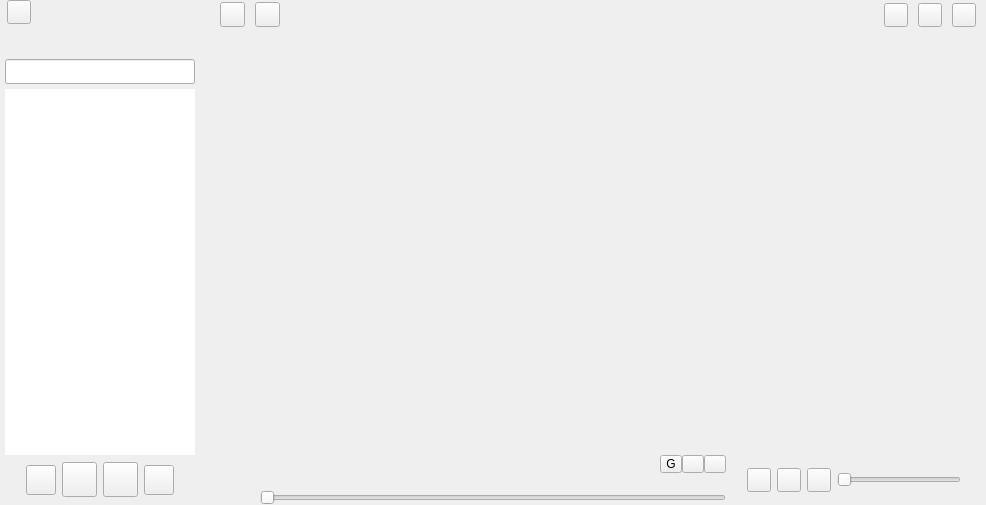
The window that src/xamp/xamp.ui (billlin0904/xamp2) describes before a commit, drawn with Qt 5.
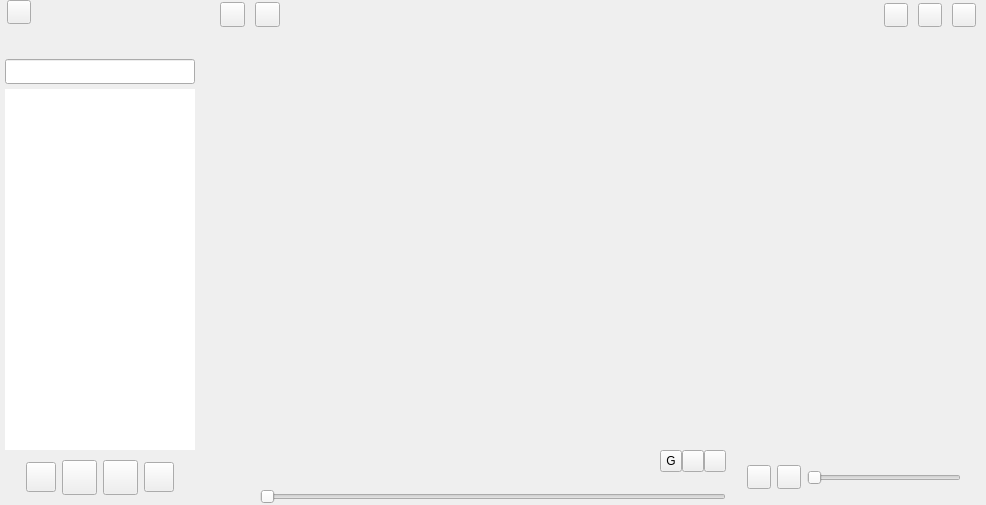
The same window after the commit. Custom widgets are drawn as their Qt base class.

```diff
--- a/src/xamp/xamp.ui
+++ b/src/xamp/xamp.ui
@@ -58,13 +58,13 @@
         <property name="minimumSize">
          <size>
           <width>0</width>
-          <height>50</height>
+          <height>55</height>
          </size>
         </property>
         <property name="maximumSize">
          <size>
           <width>16777215</width>
-          <height>50</height>
+          <height>55</height>
          </size>
         </property>
         <property name="frameShape">
@@ -368,25 +368,6 @@
            </property>
           </widget>
          </item>
-         <item>
-          <widget class="QToolButton" name="playlistButton">
-           <property name="minimumSize">
-            <size>
-             <width>24</width>
-             <height>24</height>
-            </size>
-           </property>
-           <property name="maximumSize">
-            <size>
-             <width>24</width>
-             <height>24</height>
-            </size>
-           </property>
-           <property name="text">
-            <string/>
-           </property>
-          </widget>
-         </item>
          <item>
           <widget class="QToolButton" name="mutedButton">
            <property name="minimumSize">
@@ -441,7 +422,7 @@
       <item row="2" column="0">
        <widget class="QFrame" name="controlFrame">
         <property name="sizePolicy">
-         <sizepolicy hsizetype="Fixed" vsizetype="Preferred">
+         <sizepolicy hsizetype="Preferred" vsizetype="Preferred">
           <horstretch>0</horstretch>
           <verstretch>0</verstretch>
          </sizepolicy>
@@ -449,13 +430,13 @@
         <property name="minimumSize">
          <size>
           <width>200</width>
-          <height>50</height>
+          <height>0</height>
          </size>
         </property>
         <property name="maximumSize">
          <size>
           <width>200</width>
-          <height>50</height>
+          <height>16777215</height>
          </size>
         </property>
         <property name="frameShape">
```
